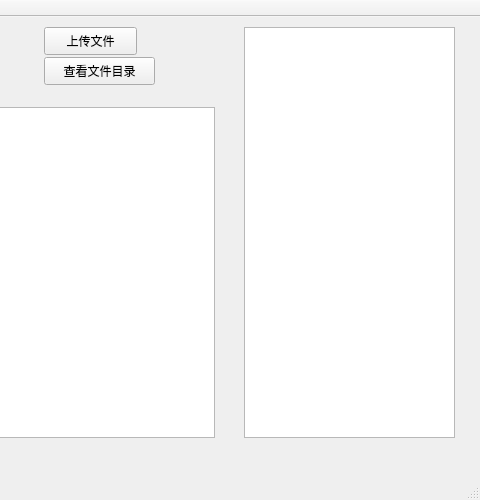
The window that client/mainwindow.ui (chendante/Network-homework) describes before a commit, drawn with Qt 5; both pictures show x 466 to 946 and y 0 to 500 of the 946 by 500 pixel window.
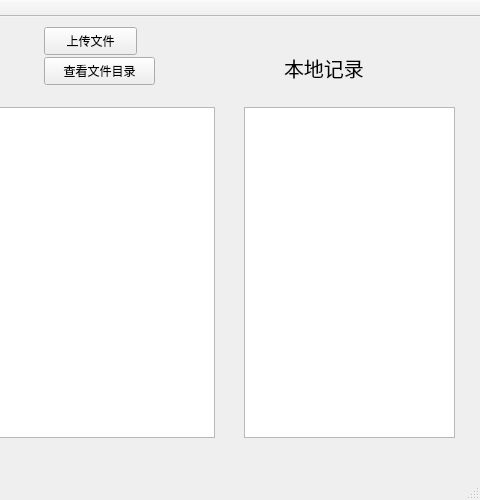
The same window after the commit.

Diff of the .ui file:
```diff
--- a/client/mainwindow.ui
+++ b/client/mainwindow.ui
@@ -112,9 +112,9 @@
     <property name="geometry">
      <rect>
       <x>710</x>
-      <y>10</y>
+      <y>90</y>
       <width>211</width>
-      <height>411</height>
+      <height>331</height>
      </rect>
     </property>
    </widget>
@@ -131,6 +131,24 @@
      <string>上传文件</string>
     </property>
    </widget>
+   <widget class="QLabel" name="label_3">
+    <property name="geometry">
+     <rect>
+      <x>750</x>
+      <y>30</y>
+      <width>121</width>
+      <height>41</height>
+     </rect>
+    </property>
+    <property name="font">
+     <font>
+      <pointsize>15</pointsize>
+     </font>
+    </property>
+    <property name="text">
+     <string>本地记录</string>
+    </property>
+   </widget>
   </widget>
   <widget class="QMenuBar" name="menuBar">
    <property name="geometry">
```
